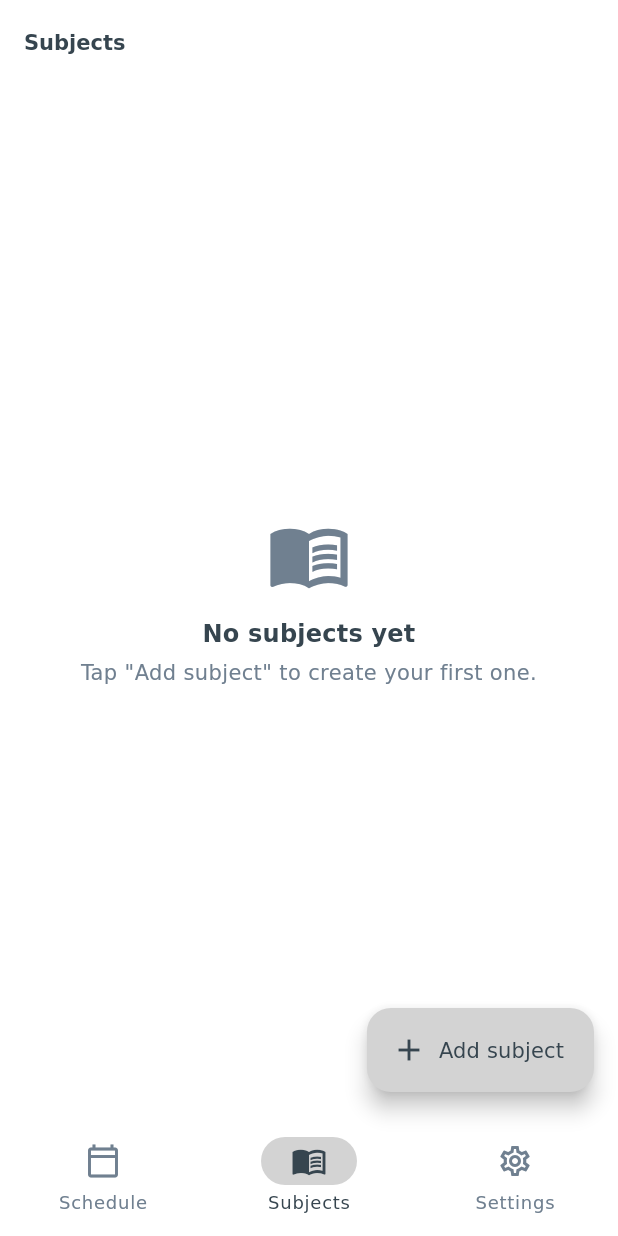
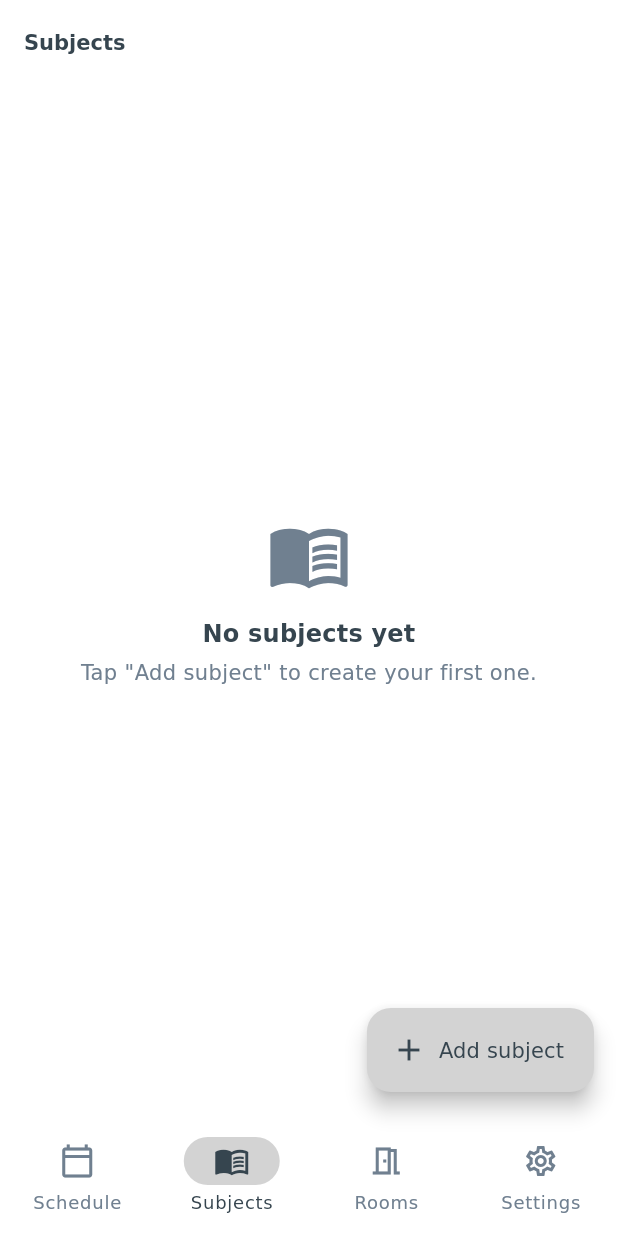
Before and after one commit to donss14/ClassNestFinall, a Flutter app: the HomePage widget shown alone on an empty page, opened directly, item 2 of the bottom bar chosen, on a phone screen of 412 x 824 dp. Run offline on Flutter 3.47's test engine with Material 3 defaults, Android fonts, the phone set to English and light mode, and no system bars; our stand-ins replace cloud_firestore, firebase_auth, firebase_core, shared_preferences, sqflite; accounts and stored records are empty.

Commit message:
Updated ClassNest

```diff
--- a/lib/ui/pages/home_page.dart
+++ b/lib/ui/pages/home_page.dart
@@ -1,12 +1,14 @@
+
 import 'package:flutter/material.dart';
 
 import '../../core/constants/app_routes.dart';
 import '../templates/page_template.dart';
 import 'schedule_page.dart';
+import 'subjects_page.dart';
+import 'rooms_page.dart';
 import 'settings_page.dart';
-import 'subjects_page.dart';
 
-/// Hosts the three tabs: Schedule, Subjects, Settings.
+/// Hosts four tabs: Schedule, Subjects, Rooms and Settings.
 class HomePage extends StatefulWidget {
   const HomePage({super.key});
 
@@ -17,22 +19,31 @@ class HomePage extends StatefulWidget {
 class _HomePageState extends State<HomePage> {
   int _index = 0;
 
-  static const _titles = ['My Schedule', 'Subjects', 'Settings'];
+  static const _titles = [
+    'My Schedule',
+    'Subjects',
+    'Room Tracker',
+    'Settings',
+  ];
 
   Widget? _buildFab() {
     switch (_index) {
       case 0:
         return FloatingActionButton.extended(
-          onPressed: () => Navigator.pushNamed(context, AppRoutes.sessionForm),
+          onPressed: () =>
+              Navigator.pushNamed(context, AppRoutes.sessionForm),
           icon: const Icon(Icons.add),
           label: const Text('Add class'),
         );
+
       case 1:
         return FloatingActionButton.extended(
-          onPressed: () => Navigator.pushNamed(context, AppRoutes.subjectForm),
+          onPressed: () =>
+              Navigator.pushNamed(context, AppRoutes.subjectForm),
           icon: const Icon(Icons.add),
           label: const Text('Add subject'),
         );
+
       default:
         return null;
     }
@@ -42,31 +53,45 @@ class _HomePageState extends State<HomePage> {
   Widget build(BuildContext context) {
     return PageTemplate(
       title: _titles[_index],
+
       body: IndexedStack(
         index: _index,
         children: const [
           SchedulePage(),
           SubjectsPage(),
+          RoomsPage(),
           SettingsPage(),
         ],
       ),
+
       floatingActionButton: _buildFab(),
+
       bottomNavigationBar: NavigationBar(
         selectedIndex: _index,
-        onDestinationSelected: (i) => setState(() => _index = i),
+        onDestinationSelected: (i) {
+          setState(() => _index = i);
+        },
         destinations: const [
           NavigationDestination(
             icon: Icon(Icons.calendar_today_outlined),
             selectedIcon: Icon(Icons.calendar_today),
-              label: 'Schedule'),
+            label: 'Schedule',
+          ),
           NavigationDestination(
             icon: Icon(Icons.menu_book_outlined),
             selectedIcon: Icon(Icons.menu_book),
-              label: 'Subjects'),
+            label: 'Subjects',
+          ),
+          NavigationDestination(
+            icon: Icon(Icons.meeting_room_outlined),
+            selectedIcon: Icon(Icons.meeting_room),
+            label: 'Rooms',
+          ),
           NavigationDestination(
             icon: Icon(Icons.settings_outlined),
             selectedIcon: Icon(Icons.settings),
-              label: 'Settings'),
+            label: 'Settings',
+          ),
         ],
       ),
     );
```
Also changed, not shown: firebase.json, lib/firebase_options.dart, 2 other files. Lines whose indentation alone changed are shown as unchanged.
